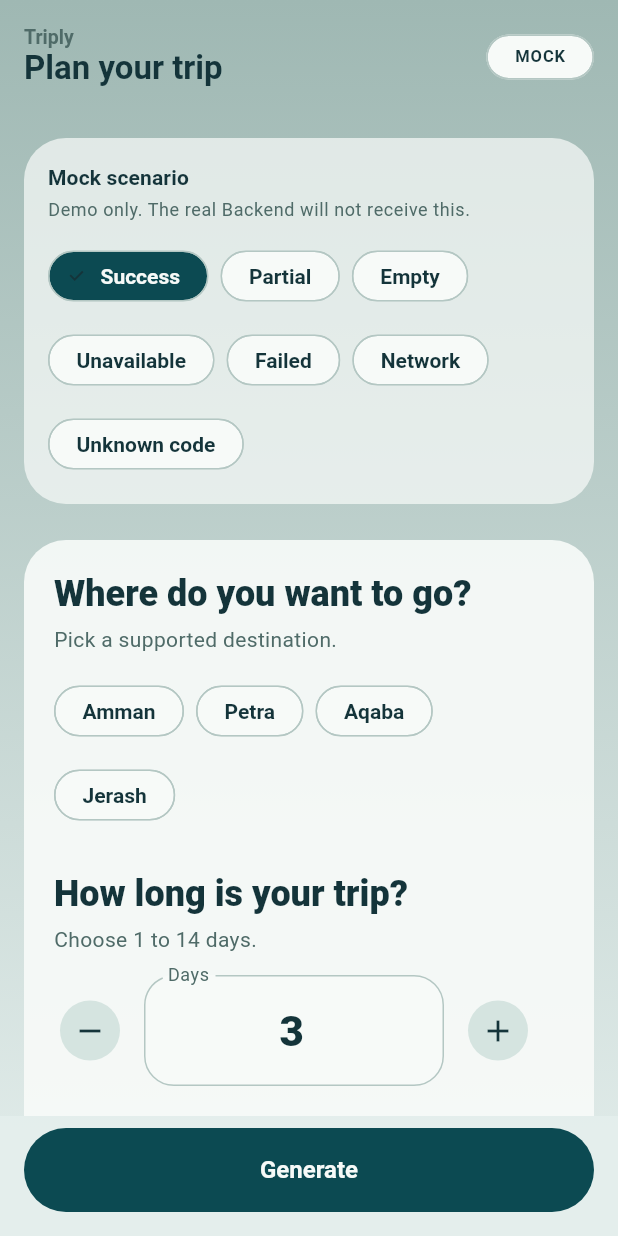
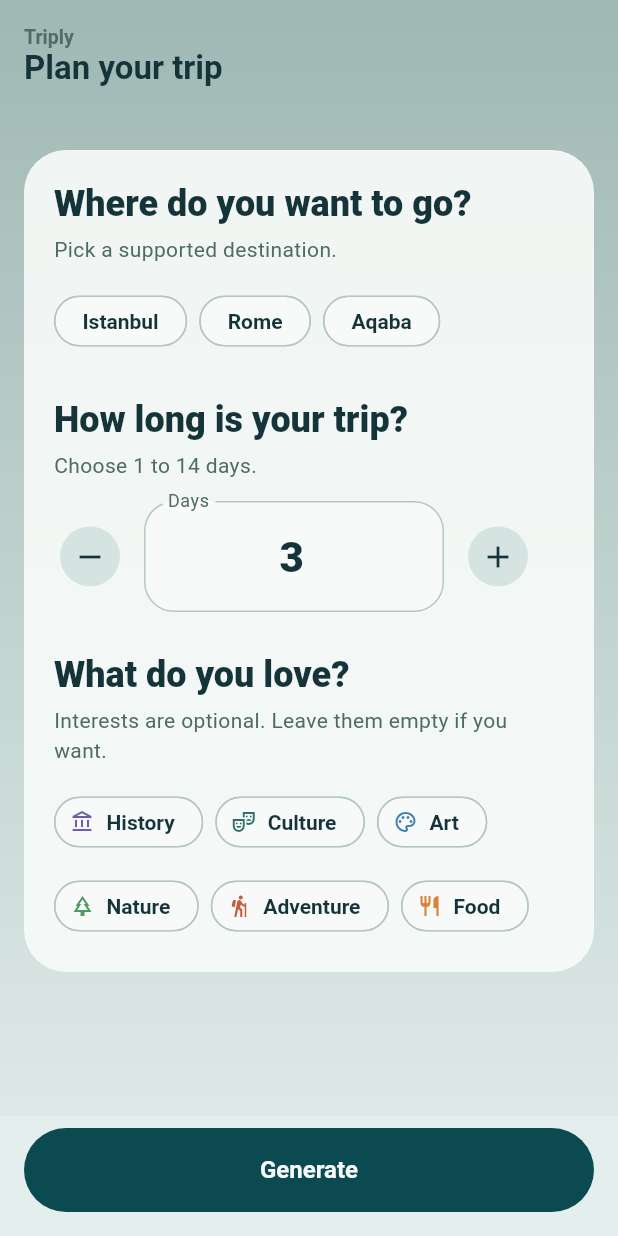
Before and after one commit to group6-project-team/gr6_project, a Flutter app: the screen it shows after launch, on a phone screen of 412 x 824 dp. Run offline on Flutter 3.47's test engine with Material 3 defaults, Android fonts, the phone set to English and light mode, and no system bars.

Commit message:
feat: integrate Flutter with Stage 1 backend

```diff
--- a/mobile/assets/mocks/request_example.json
+++ b/mobile/assets/mocks/request_example.json
@@ -1,5 +1,5 @@
 {
-  "destinationId": "amman",
+  "destinationId": "istanbul",
   "days": 3,
-  "interests": ["food", "history"]
+  "interests": []
 }
--- a/mobile/assets/mocks/response_empty.json
+++ b/mobile/assets/mocks/response_empty.json
@@ -1,9 +1,10 @@
 {
   "destinationId": "aqaba",
-  "requestedDays": 2,
   "days": [
     { "dayNumber": 1, "places": [] },
     { "dayNumber": 2, "places": [] }
   ],
-  "warnings": ["NO_PLACES_AVAILABLE"]
+  "warnings": [
+    { "code": "NO_PLACES_AVAILABLE", "message": "No places are available for the selected destination." }
+  ]
 }
--- a/mobile/lib/config/app_config.dart
+++ b/mobile/lib/config/app_config.dart
@@ -1,19 +1,18 @@
 /// Switch between mock data and the real ASP.NET Backend here.
-///
-/// Today's task must work **without** a running Backend, so mock stays on.
-/// When Stage 1 starts, set [useMockApi] to false and put Mohammad's URL below.
 class AppConfig {
-  /// `true` = local fake Backend (no internet, no ASP.NET).
-  /// `false` = call only the public ASP.NET API.
-  static const bool useMockApi = true;
+  /// `false` = call only the public ASP.NET API (Stage 1 default).
+  /// `true` = local mock for tests / explicit offline demo. Never used as a
+  /// silent fallback after a real request fails.
+  static const bool useMockApi = false;
 
-  /// Public ASP.NET base URL only.
-  /// Never put a FastAPI URL or Places provider URL here.
+  /// Public ASP.NET base URL only. Never FastAPI or Places.
   ///
-  /// Android emulator → host machine: `http://10.0.2.2:PORT`
-  /// iOS simulator / Windows / Chrome: `http://localhost:PORT`
-  /// Physical phone: `http://YOUR_LAN_IP:PORT`
-  static const String backendBaseUrl = 'http://10.0.2.2:5080';
+  /// Android emulator → host machine: `http://10.0.2.2:5185`
+  /// Windows / iOS simulator: `http://localhost:5185`
+  /// Physical phone: `http://YOUR_LAN_IP:5185`
+  ///
+  /// Ask Mohammad to run the Backend `http` launch profile on port 5185.
+  static const String backendBaseUrl = 'http://10.0.2.2:5185';
 
   static const Duration requestTimeout = Duration(seconds: 15);
 }
--- /dev/null
+++ b/mobile/lib/data/stage1_catalog.dart
@@ -0,0 +1,25 @@
+import '../models/trip_options.dart';
+
+/// Stage 1 development catalog copied from Backend `FakeTripData`.
+/// There is no GET /trip-options; Flutter must not pretend that route exists.
+class Stage1Catalog {
+  static const destinations = [
+    DestinationOption(id: 'istanbul', name: 'Istanbul'),
+    DestinationOption(id: 'rome', name: 'Rome'),
+    DestinationOption(id: 'aqaba', name: 'Aqaba'),
+  ];
+
+  static const interests = [
+    InterestOption(id: 'history', name: 'History'),
+    InterestOption(id: 'culture', name: 'Culture'),
+    InterestOption(id: 'art', name: 'Art'),
+    InterestOption(id: 'nature', name: 'Nature'),
+    InterestOption(id: 'adventure', name: 'Adventure'),
+    InterestOption(id: 'food', name: 'Food'),
+  ];
+
+  static const options = TripOptions(
+    destinations: destinations,
+    interests: interests,
+  );
+}
--- a/mobile/lib/models/trip_options.dart
+++ b/mobile/lib/models/trip_options.dart
@@ -1,4 +1,5 @@
-/// Supported destinations and interests from GET /trip-options.
+/// Supported destinations and interests.
+/// Stage 1 uses the documented Backend catalog, not GET /trip-options.
 ///
 /// Flutter must not hardcode the final product taxonomy. Today's list is
 /// temporary local data behind [TripApi.getOptions], so we can replace it
--- a/mobile/lib/models/trip_request.dart
+++ b/mobile/lib/models/trip_request.dart
@@ -1,4 +1,4 @@
-/// Body of POST /trips/plan.
+/// Body of POST /trip-plans/preview.
 /// Budget is intentionally absent: the v0 capability is disabled.
 class TripPlanRequest {
   const TripPlanRequest({
--- a/mobile/lib/screens/trip_form_screen.dart
+++ b/mobile/lib/screens/trip_form_screen.dart
@@ -242,7 +242,7 @@ class _TripFormScreenState extends State<TripFormScreen> {
                 onAction: _submitting ? null : _onGenerate,
               ),
             if (_status == _FlowStatus.success && _plan != null)
-              _ResultView(plan: _plan!, showJson: AppConfig.useMockApi),
+              _ResultView(plan: _plan!, showJson: true),
           ],
         ),
       ),
@@ -465,8 +465,10 @@ IconData _interestIcon(String id) {
       return Icons.restaurant_outlined;
     case 'nature':
       return Icons.park_outlined;
-    case 'shopping':
-      return Icons.shopping_bag_outlined;
+    case 'adventure':
+      return Icons.hiking;
+    case 'art':
+      return Icons.palette_outlined;
     default:
       return Icons.favorite_outline;
   }
@@ -482,7 +484,9 @@ Color _interestColor(String id) {
       return const Color(0xFFD9843A);
     case 'nature':
       return const Color(0xFF4F9A62);
-    case 'shopping':
+    case 'adventure':
+      return const Color(0xFFC45C3E);
+    case 'art':
       return const Color(0xFF3F7FB5);
     default:
       return AppTheme.primary;
@@ -586,7 +590,7 @@ class _ResultView extends StatelessWidget {
         if (showJson) ...[
           const SizedBox(height: 8),
           ExpansionTile(
-            title: const Text('Mock response JSON'),
+            title: const Text('Response JSON'),
             children: [
               SelectableText(
                 const JsonEncoder.withIndent('  ').convert(plan.toJson()),
@@ -599,14 +603,17 @@ class _ResultView extends StatelessWidget {
     );
   }
 
-  String _warningText(String code) {
-    switch (code) {
+  String _warningText(PlanningWarning warning) {
+    if (warning.message != null && warning.message!.trim().isNotEmpty) {
+      return warning.message!;
+    }
+    switch (warning.code) {
       case 'PARTIAL_ITINERARY':
         return 'Some days came back empty. Empty days are shown on purpose; this is not a crash.';
       case 'NO_PLACES_AVAILABLE':
         return 'No places were returned for this request. That does not mean the destination itself has nothing to visit.';
       default:
-        return 'Warning: $code';
+        return 'Warning: ${warning.code}';
     }
   }
 }
--- a/mobile/lib/services/mock_trip_api.dart
+++ b/mobile/lib/services/mock_trip_api.dart
@@ -1,11 +1,11 @@
+import '../data/stage1_catalog.dart';
 import '../models/trip_api_exception.dart';
 import '../models/trip_options.dart';
 import '../models/trip_plan.dart';
 import '../models/trip_request.dart';
 import 'trip_api.dart';
 
-/// Demo cases the mock Backend can return.
-/// The real ASP.NET API will never see this value.
+/// Demo cases used only in tests and explicit mock mode.
 enum MockScenario {
   success,
   partial,
@@ -16,7 +16,7 @@ enum MockScenario {
   unexpected,
 }
 
-/// Local fake Backend so the Flutter card can be finished without Mohammad.
+/// Local fake Backend for tests/dev. Never used as a silent fallback.
 class MockTripApi implements TripApi {
   MockTripApi({
     this.delay = const Duration(milliseconds: 700),
@@ -27,26 +27,10 @@ class MockTripApi implements TripApi {
   MockScenario scenario;
   int planCallCount = 0;
 
-  static const TripOptions localOptions = TripOptions(
-    destinations: [
-      DestinationOption(id: 'amman', name: 'Amman'),
-      DestinationOption(id: 'petra', name: 'Petra'),
-      DestinationOption(id: 'aqaba', name: 'Aqaba'),
-      DestinationOption(id: 'jerash', name: 'Jerash'),
-    ],
-    interests: [
-      InterestOption(id: 'culture', name: 'Culture'),
-      InterestOption(id: 'food', name: 'Food'),
-      InterestOption(id: 'nature', name: 'Nature'),
-      InterestOption(id: 'history', name: 'History'),
-      InterestOption(id: 'shopping', name: 'Shopping'),
-    ],
-  );
-
   @override
   Future<TripOptions> getOptions() async {
     await _wait();
-    return localOptions;
+    return Stage1Catalog.options;
   }
 
   @override
@@ -57,23 +41,29 @@ class MockTripApi implements TripApi {
 
     switch (scenario) {
       case MockScenario.success:
-        return _plan(
-          request,
-          filledDays: request.days,
-          warnings: const [],
-        );
+        return _plan(request, filledDays: request.days, warnings: const []);
       case MockScenario.partial:
         final filled = request.days <= 1 ? 0 : (request.days / 2).ceil();
         return _plan(
           request,
           filledDays: filled,
-          warnings: const ['PARTIAL_ITINERARY'],
+          warnings: const [
+            PlanningWarning(
+              code: 'PARTIAL_ITINERARY',
+              message: 'There are not enough places to cover every requested day.',
+            ),
+          ],
         );
       case MockScenario.empty:
         return _plan(
           request,
           filledDays: 0,
-          warnings: const ['NO_PLACES_AVAILABLE'],
+          warnings: const [
+            PlanningWarning(
+              code: 'NO_PLACES_AVAILABLE',
+              message: 'No places are available for the selected destination.',
+            ),
+          ],
         );
       case MockScenario.planningUnavailable:
         throw const TripApiException(
@@ -105,7 +95,7 @@ class MockTripApi implements TripApi {
   }
 
   void _validate(TripPlanRequest request) {
-    final knownDestination = localOptions.destinations.any(
+    final knownDestination = Stage1Catalog.destinations.any(
       (item) => item.id == request.destinationId,
     );
     if (!knownDestination) {
@@ -115,7 +105,7 @@ class MockTripApi implements TripApi {
       );
     }
 
-    final knownInterestIds = localOptions.interests.map((item) => item.id).toSet();
+    final knownInterestIds = Stage1Catalog.interests.map((item) => item.id).toSet();
     final hasInvalidInterest = request.interests.any(
       (id) => !knownInterestIds.contains(id),
     );
@@ -130,13 +120,13 @@ class MockTripApi implements TripApi {
   TripPlan _plan(
     TripPlanRequest request, {
     required int filledDays,
-    required List<String> warnings,
+    required List<PlanningWarning> warnings,
   }) {
-    final catalog = _catalog[request.destinationId] ?? _catalog['amman']!;
+    final catalog = _catalog[request.destinationId] ?? const <Place>[];
     final days = <DayPlan>[];
 
     for (var dayNumber = 1; dayNumber <= request.days; dayNumber++) {
-      if (dayNumber > filledDays) {
+      if (catalog.isEmpty || dayNumber > filledDays) {
         days.add(DayPlan(dayNumber: dayNumber, places: const []));
         continue;
       }
@@ -144,8 +134,8 @@ class MockTripApi implements TripApi {
       final start = (dayNumber - 1) * 2 % catalog.length;
       final places = <Place>[
         catalog[start],
-        catalog[(start + 1) % catalog.length],
-        if (dayNumber.isOdd) catalog[(start + 2) % catalog.length],
+        if (catalog.length > 1) catalog[(start + 1) % catalog.length],
+        if (dayNumber.isOdd && catalog.length > 2) catalog[(start + 2) % catalog.length],
       ];
       days.add(DayPlan(dayNumber: dayNumber, places: places.take(3).toList()));
     }
@@ -159,51 +149,21 @@ class MockTripApi implements TripApi {
   }
 
   static const Map<String, List<Place>> _catalog = {
-    'amman': [
-      Place(
-        id: 'amman-citadel',
-        name: 'Amman Citadel',
-        description: 'Hilltop ruins overlooking downtown Amman.',
-        address: 'K. Ali Ben Al-Hussein St, Amman',
-        rating: 4.6,
-      ),
-      Place(
-        id: 'roman-theatre',
-        name: 'Roman Theatre',
-        description: 'Restored 2nd-century theatre in the city center.',
-        address: 'Al-Hashemi St, Amman',
-        rating: 4.5,
-      ),
-      Place(
-        id: 'rainbow-street',
-        name: 'Rainbow Street',
-        description: 'Cafes, viewpoints, and evening walks in Jabal Amman.',
-        address: 'Rainbow St, Amman',
-      ),
-      Place(
-        id: 'jordan-museum',
-        name: 'The Jordan Museum',
-        address: 'Ras Al Ain, Amman',
-        rating: 4.4,
-      ),
+    'istanbul': [
+      Place(id: 'ist-001', name: 'Hagia Sophia', description: 'Historic landmark in Istanbul.', address: 'Sultanahmet, Istanbul'),
+      Place(id: 'ist-002', name: 'Topkapi Palace', description: 'Historic Ottoman palace.', address: 'Fatih, Istanbul'),
+      Place(id: 'ist-003', name: 'Blue Mosque', description: 'Historic mosque in Sultanahmet.', address: 'Sultanahmet, Istanbul'),
+      Place(id: 'ist-004', name: 'Grand Bazaar', description: 'Historic covered market.', address: 'Fatih, Istanbul'),
+      Place(id: 'ist-005', name: 'Galata Tower', description: 'Historic tower with city views.', address: 'Beyoglu, Istanbul'),
+      Place(id: 'ist-006', name: 'Istanbul Archaeological Museums', address: 'Fatih, Istanbul'),
+      Place(id: 'ist-007', name: 'Basilica Cistern', address: 'Sultanahmet, Istanbul'),
+      Place(id: 'ist-008', name: 'Dolmabahce Palace', address: 'Besiktas, Istanbul'),
+      Place(id: 'ist-009', name: 'Spice Bazaar', address: 'Fatih, Istanbul'),
     ],
-    'petra': [
-      Place(id: 'siq', name: 'The Siq', description: 'The main entrance canyon.'),
-      Place(id: 'treasury', name: 'The Treasury', rating: 4.9),
-      Place(id: 'monastery', name: 'The Monastery'),
-      Place(id: 'royal-tombs', name: 'Royal Tombs'),
+    'rome': [
+      Place(id: 'rom-001', name: 'Colosseum', description: 'Historic amphitheatre in Rome.', address: 'Rome, Italy'),
+      Place(id: 'rom-002', name: 'Roman Forum', description: 'Ancient Roman archaeological site.', address: 'Rome, Italy'),
     ],
-    'aqaba': [
-      Place(id: 'south-beach', name: 'South Beach', description: 'Red Sea swimming and snorkel access.'),
-      Place(id: 'aqaba-fort', name: 'Aqaba Fort'),
-      Place(id: 'sharif-hussein', name: 'Sharif Hussein Bin Ali Mosque'),
-      Place(id: 'aqaba-museum', name: 'Aqaba Archaeological Museum'),
-    ],
-    'jerash': [
-      Place(id: 'hadrian-gate', name: "Hadrian's Arch"),
-      Place(id: 'oval-plaza', name: 'Oval Plaza'),
-      Place(id: 'artemis', name: 'Temple of Artemis'),
-      Place(id: 'south-theatre', name: 'South Theatre', rating: 4.7),
-    ],
+    'aqaba': [],
   };
 }
```
Also changed, not shown: mobile/assets/mocks/response_partial.json (+7 -20 lines), mobile/assets/mocks/response_success.json (+4 -39 lines), mobile/lib/models/trip_plan.dart (+75 -13 lines), mobile/lib/services/backend_trip_api.dart (+72 -10 lines), 4 other files.
